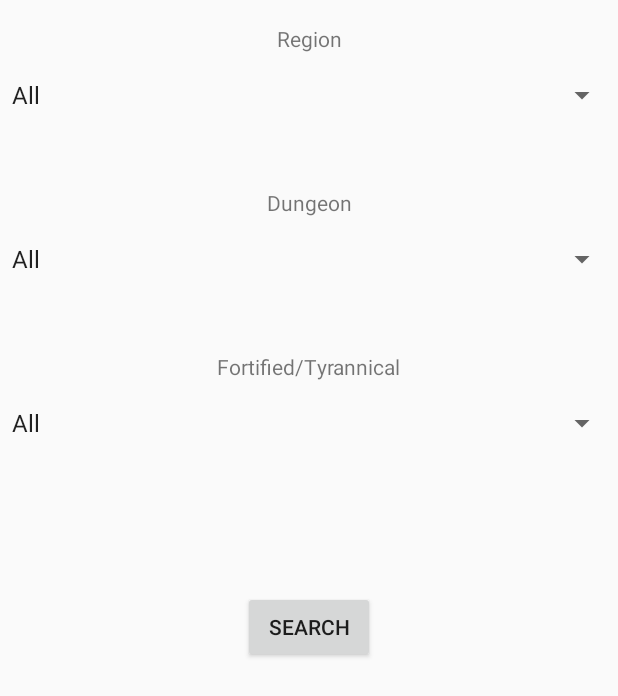
After one commit to Tsorensen91/WowDungeonLadder, an Android app: the SearchFragment screen opened directly, with no data from a screen before it, on a phone screen of 412 x 824 dp. The commit adds this screen. Shown: the top 696 px of the screen. Run offline under Robolectric (Android 15) with nearby library versions, the phone set to English and light mode, and no system bars.

Commit message:
moved search window to fragment

```diff
--- a/app/build.gradle
+++ b/app/build.gradle
@@ -29,6 +29,7 @@ dependencies {
     implementation 'com.android.support.constraint:constraint-layout:1.1.3'
     implementation 'com.android.support:recyclerview-v7:28.0.0'
     implementation 'com.android.support:cardview-v7:28.0.0'
+    implementation 'com.android.support:support-v4:28.0.0'
     testImplementation 'junit:junit:4.12'
     androidTestImplementation 'com.android.support.test:runner:1.0.2'
     androidTestImplementation 'com.android.support.test.espresso:espresso-core:3.0.2'
--- a/app/src/main/java/com/co5225/j41564/MainActivity.kt
+++ b/app/src/main/java/com/co5225/j41564/MainActivity.kt
@@ -31,7 +31,7 @@ class MainActivity : AppCompatActivity() {
         rvDungeonRunList.layoutManager = layoutManager
         adapter = RecyclerAdapter()
         rvDungeonRunList.adapter = adapter
-        actionBar?.setBackgroundDrawable(ColorDrawable(Color.parseColor("#144587")))
+        toolbar.setBackgroundColor(Color.parseColor("#144587"))
         getDungeonRuns(searchParameters)
     }
 
--- /dev/null
+++ b/app/src/main/java/com/co5225/j41564/SearchFragment.kt
@@ -0,0 +1,89 @@
+package com.co5225.j41564
+
+
+import android.app.Activity
+import android.content.Context
+import android.content.Intent
+import android.os.Bundle
+import android.support.v4.app.Fragment
+import android.view.LayoutInflater
+import android.view.View
+import android.view.ViewGroup
+import android.widget.AdapterView
+import android.widget.ArrayAdapter
+import android.widget.Spinner
+
+
+class SearchFragment : Fragment() {
+
+    private var searchParameterListener : SearchFragmentListener? = null
+    private lateinit var adapter: ArrayAdapter<CharSequence>
+
+    override fun onCreateView(inflater: LayoutInflater, container: ViewGroup?, savedInstanceState: Bundle?): View? {
+        return inflater.inflate(R.layout.fragment_search, container,false)
+    }
+
+    override fun onActivityCreated(savedInstanceState: Bundle?) {
+        super.onActivityCreated(savedInstanceState)
+
+        val searchParameterArray : Array<String> = arrayOf("All", "All", "All")
+        val regionSpinner : Spinner = activity!!.findViewById(R.id.regionSpinner)
+        val dungeonSpinner : Spinner = activity!!.findViewById(R.id.dungeonSpinner)
+        val affixSpinner : Spinner = activity!!.findViewById(R.id.affixSpinner)
+        adapter = ArrayAdapter.createFromResource(activity!!,R.array.region_array,android.R.layout.simple_spinner_item)
+        adapter.setDropDownViewResource(android.R.layout.simple_spinner_dropdown_item)
+        regionSpinner.adapter = adapter
+        regionSpinner.onItemSelectedListener = object : AdapterView.OnItemSelectedListener{
+            override fun onNothingSelected(parent: AdapterView<*>?) {
+
+            }
+
+            override fun onItemSelected(parent: AdapterView<*>?, view: View?, position: Int, id: Long) {
+                val selectedItem = parent?.getItemAtPosition(position).toString()
+                searchParameterArray[0] = selectedItem
+            }
+        }
+        adapter = ArrayAdapter.createFromResource(activity!!,R.array.dungeon_array,android.R.layout.simple_spinner_item)
+        dungeonSpinner.adapter = adapter
+        dungeonSpinner.onItemSelectedListener = object : AdapterView.OnItemSelectedListener{
+            override fun onNothingSelected(parent: AdapterView<*>?) {
+
+            }
+
+            override fun onItemSelected(parent: AdapterView<*>?, view: View?, position: Int, id: Long) {
+                val selectedItem = parent?.getItemAtPosition(position).toString()
+                searchParameterArray[1] = selectedItem
+            }
+        }
+
+        adapter = ArrayAdapter.createFromResource(activity!!,R.array.affix_array,android.R.layout.simple_spinner_item)
+        affixSpinner.adapter = adapter
+        affixSpinner.onItemSelectedListener = object : AdapterView.OnItemSelectedListener{
+            override fun onNothingSelected(parent: AdapterView<*>?) {
+
+            }
+
+            override fun onItemSelected(parent: AdapterView<*>?, view: View?, position: Int, id: Long) {
+                val selectedItem = parent?.getItemAtPosition(position).toString()
+                searchParameterArray[2] = selectedItem
+            }
+        }
+        searchParameterListener?.onSearch(searchParameterArray)
+
+    }
+
+    override fun onAttach(context: Context?) {
+        super.onAttach(context)
+        if (context is SearchFragmentListener) {
+            searchParameterListener = context
+        }
+    }
+
+    interface SearchFragmentListener {
+        fun onSearch(searchParameter: Array<String>)
+    }
+
+
+
+
+}
--- a/app/src/main/res/layout/activity_new_search.xml
+++ b/app/src/main/res/layout/activity_new_search.xml
@@ -7,50 +7,14 @@
         android:layout_height="match_parent"
         tools:context=".NewSearchActivity">
 
-    <TextView
-            android:text="@string/region"
-            android:layout_width="wrap_content"
-            android:layout_height="wrap_content" app:layout_constraintTop_toTopOf="parent"
-            app:layout_constraintStart_toStartOf="parent" android:layout_marginTop="16dp"
-            app:layout_constraintEnd_toEndOf="parent" android:id="@+id/Region"/>
-    <Spinner
+
+    <fragment
+            tools:layout="@layout/fragment_search"
             android:layout_width="match_parent"
-            android:layout_height="wrap_content"
-            app:layout_constraintStart_toStartOf="parent" app:layout_constraintEnd_toEndOf="parent"
-            android:id="@+id/regionSpinner" android:layout_marginTop="16dp"
-            app:layout_constraintTop_toBottomOf="@+id/Region"/>
+            android:layout_height="match_parent" android:name="com.co5225.j41564.SearchFragment"
+            android:id="@+id/fragment"
+            app:layout_constraintStart_toStartOf="parent"
+            app:layout_constraintEnd_toEndOf="parent"
+    />
 
-    <TextView
-            android:text="@string/dungeon"
-            android:layout_width="wrap_content"
-            android:layout_height="wrap_content"
-            app:layout_constraintStart_toStartOf="parent" app:layout_constraintEnd_toEndOf="parent"
-            android:id="@+id/Dungeon" android:layout_marginTop="50dp"
-            app:layout_constraintTop_toBottomOf="@id/regionSpinner" />
-    <Spinner
-            android:layout_width="match_parent"
-            android:layout_height="wrap_content"
-            app:layout_constraintStart_toStartOf="parent" app:layout_constraintEnd_toEndOf="parent"
-            android:id="@+id/dungeonSpinner" app:layout_constraintTop_toBottomOf="@id/Dungeon" android:layout_marginTop="16dp"/>
-
-    <TextView
-            android:text="@string/fortified_tyrannical"
-            android:layout_width="wrap_content"
-            android:layout_height="wrap_content"
-            app:layout_constraintStart_toStartOf="parent" app:layout_constraintEnd_toEndOf="parent"
-            android:id="@+id/Affix" android:layout_marginTop="50dp"
-            app:layout_constraintTop_toBottomOf="@id/dungeonSpinner"
-            />
-    <Spinner
-            android:layout_width="match_parent"
-            android:layout_height="wrap_content"
-            app:layout_constraintStart_toStartOf="parent" app:layout_constraintEnd_toEndOf="parent"
-            android:id="@+id/affixSpinner" app:layout_constraintTop_toBottomOf="@id/Affix" android:layout_marginTop="16dp"/>
-    <Button
-            android:text="@string/search"
-            android:layout_width="wrap_content"
-            android:layout_height="wrap_content"
-            app:layout_constraintStart_toStartOf="parent" app:layout_constraintEnd_toEndOf="parent"
-            app:layout_constraintTop_toBottomOf="@id/affixSpinner" android:layout_marginTop="100dp"
-            android:id="@+id/searchButton"/>
 </android.support.constraint.ConstraintLayout>
--- /dev/null
+++ b/app/src/main/res/layout/fragment_search.xml
@@ -0,0 +1,56 @@
+<?xml version="1.0" encoding="utf-8"?>
+<android.support.constraint.ConstraintLayout
+        xmlns:android="http://schemas.android.com/apk/res/android"
+        xmlns:tools="http://schemas.android.com/tools"
+        xmlns:app="http://schemas.android.com/apk/res-auto"
+        android:layout_width="match_parent"
+        android:layout_height="match_parent"
+        tools:context=".SearchFragment">
+
+    <TextView
+            android:text="@string/region"
+            android:layout_width="wrap_content"
+            android:layout_height="wrap_content" app:layout_constraintTop_toTopOf="parent"
+            app:layout_constraintStart_toStartOf="parent" android:layout_marginTop="16dp"
+            app:layout_constraintEnd_toEndOf="parent" android:id="@+id/Region"/>
+    <Spinner
+            android:layout_width="match_parent"
+            android:layout_height="wrap_content"
+            app:layout_constraintStart_toStartOf="parent" app:layout_constraintEnd_toEndOf="parent"
+            android:id="@+id/regionSpinner" android:layout_marginTop="16dp"
+            app:layout_constraintTop_toBottomOf="@+id/Region"/>
+
+    <TextView
+            android:text="@string/dungeon"
+            android:layout_width="wrap_content"
+            android:layout_height="wrap_content"
+            app:layout_constraintStart_toStartOf="parent" app:layout_constraintEnd_toEndOf="parent"
+            android:id="@+id/Dungeon" android:layout_marginTop="50dp"
+            app:layout_constraintTop_toBottomOf="@id/regionSpinner" />
+    <Spinner
+            android:layout_width="match_parent"
+            android:layout_height="wrap_content"
+            app:layout_constraintStart_toStartOf="parent" app:layout_constraintEnd_toEndOf="parent"
+            android:id="@+id/dungeonSpinner" app:layout_constraintTop_toBottomOf="@id/Dungeon" android:layout_marginTop="16dp"/>
+
+    <TextView
+            android:text="@string/fortified_tyrannical"
+            android:layout_width="wrap_content"
+            android:layout_height="wrap_content"
+            app:layout_constraintStart_toStartOf="parent" app:layout_constraintEnd_toEndOf="parent"
+            android:id="@+id/Affix" android:layout_marginTop="50dp"
+            app:layout_constraintTop_toBottomOf="@id/dungeonSpinner"
+    />
+    <Spinner
+            android:layout_width="match_parent"
+            android:layout_height="wrap_content"
+            app:layout_constraintStart_toStartOf="parent" app:layout_constraintEnd_toEndOf="parent"
+            android:id="@+id/affixSpinner" app:layout_constraintTop_toBottomOf="@id/Affix" android:layout_marginTop="16dp"/>
+    <Button
+            android:text="@string/search"
+            android:layout_width="wrap_content"
+            android:layout_height="wrap_content"
+            app:layout_constraintStart_toStartOf="parent" app:layout_constraintEnd_toEndOf="parent"
+            app:layout_constraintTop_toBottomOf="@id/affixSpinner" android:layout_marginTop="100dp"
+            android:id="@+id/searchButton"/>
+</android.support.constraint.ConstraintLayout>
--- a/app/src/main/res/values/strings.xml
+++ b/app/src/main/res/values/strings.xml
@@ -36,4 +36,7 @@
         <item>Fortified</item>
         <item>Tyrannical</item>
     </string-array>
+
+    <!-- TODO: Remove or change this placeholder text -->
+    <string name="hello_blank_fragment">Hello blank fragment</string>
 </resources>
```
Also changed, not shown: app/src/main/java/com/co5225/j41564/DungeonListFragment.kt (added, +31 -0 lines), app/src/main/java/com/co5225/j41564/NewSearchActivity.kt (+11 -61 lines), app/src/main/res/layout/fragment_dungeon_list.xml (added, +14 -0 lines).
